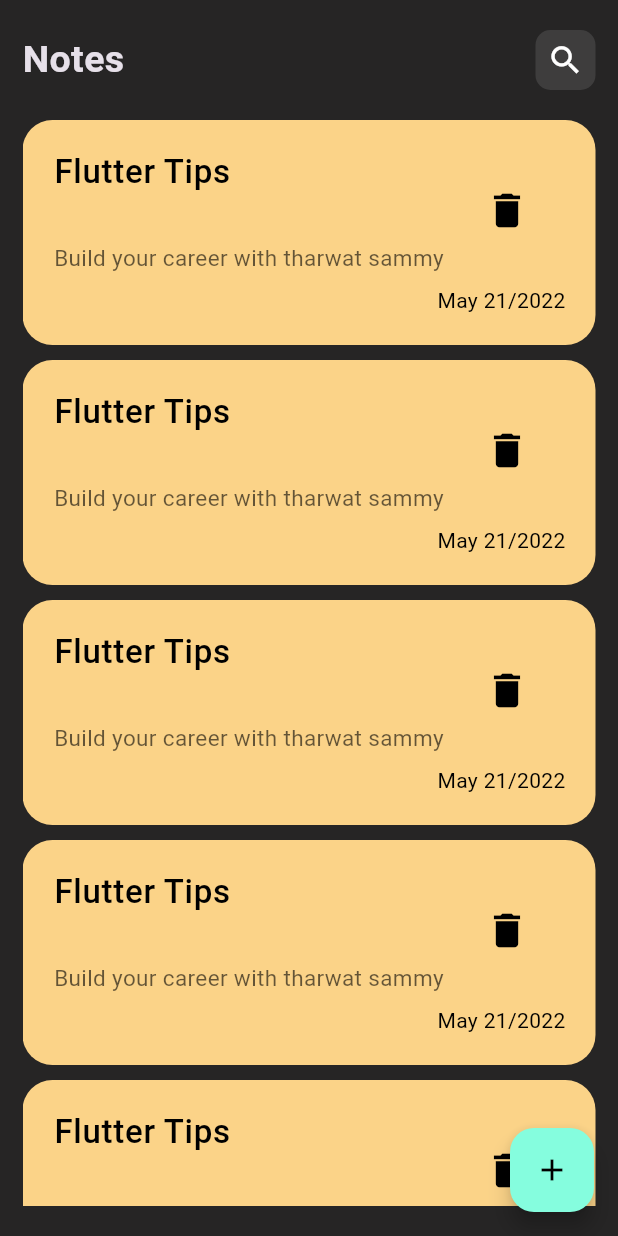
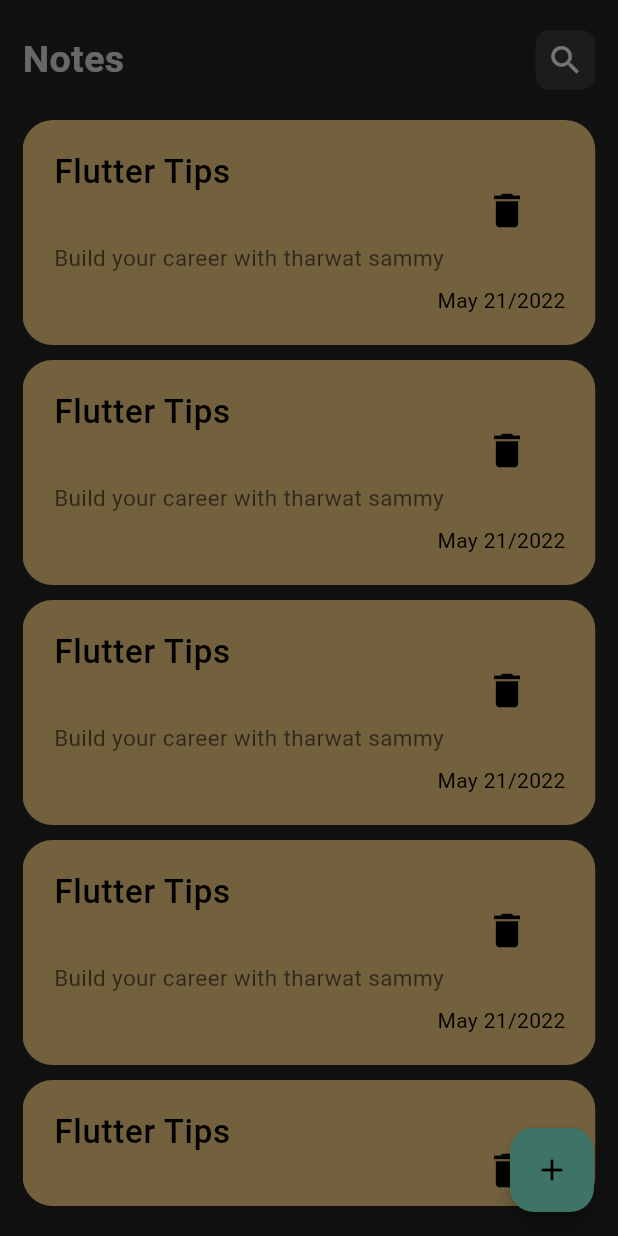
Before and after one commit to AbdulrahmanAlShaweesh/Flutter-Note-App, a Flutter app: the screen it shows after launch, after a tap on the "add" icon, on a phone screen of 412 x 824 dp. Run offline on Flutter 3.47's test engine with Material 3 defaults, Android fonts, the phone set to English and light mode, and no system bars.

Commit message:
added show modal bottom sheet

```diff
--- a/lib/views/home_screen.dart
+++ b/lib/views/home_screen.dart
@@ -1,4 +1,5 @@
 import 'package:flutter/material.dart';
+import 'package:note_app/widgets/add_note_show_sheet.dart';
 import 'package:note_app/widgets/custom_note_view_body.dart';
 
 class HomeScreen extends StatelessWidget {
@@ -12,12 +13,18 @@
         child: CustomNoteViewBody(),
       ),
       floatingActionButton: FloatingActionButton(
-        backgroundColor: Color(0xFF85fdde),
+        backgroundColor: const Color(0xFF85fdde),
         child: const Icon(
           Icons.add,
           color: Colors.black,
         ),
-        onPressed: () {},
+        onPressed: () {
+          showModalBottomSheet(
+              context: context,
+              builder: (context) {
+                return const AddNoteShowBottomSheet();
+              });
+        },
       ),
     );
   }
--- /dev/null
+++ b/lib/widgets/add_note_show_sheet.dart
@@ -0,0 +1,12 @@
+import 'package:flutter/material.dart';
+
+class AddNoteShowBottomSheet extends StatelessWidget {
+  const AddNoteShowBottomSheet({super.key});
+
+  @override
+  Widget build(BuildContext context) {
+    return const Column(
+      children: [],
+    );
+  }
+}
--- a/lib/widgets/custom_note_listview.dart
+++ b/lib/widgets/custom_note_listview.dart
@@ -8,11 +8,15 @@
 
   @override
   Widget build(BuildContext context) {
-    return ListView.builder(
-      itemCount: 20,
-      itemBuilder: (context, index) {
-        return const NoteItems();
-      },
+    return ClipRRect(
+      borderRadius: BorderRadius.circular(20.0),
+      child: ListView.builder(
+        padding: EdgeInsets.zero,
+        itemCount: 20,
+        itemBuilder: (context, index) {
+          return const NoteItems();
+        },
+      ),
     );
   }
 }
```
